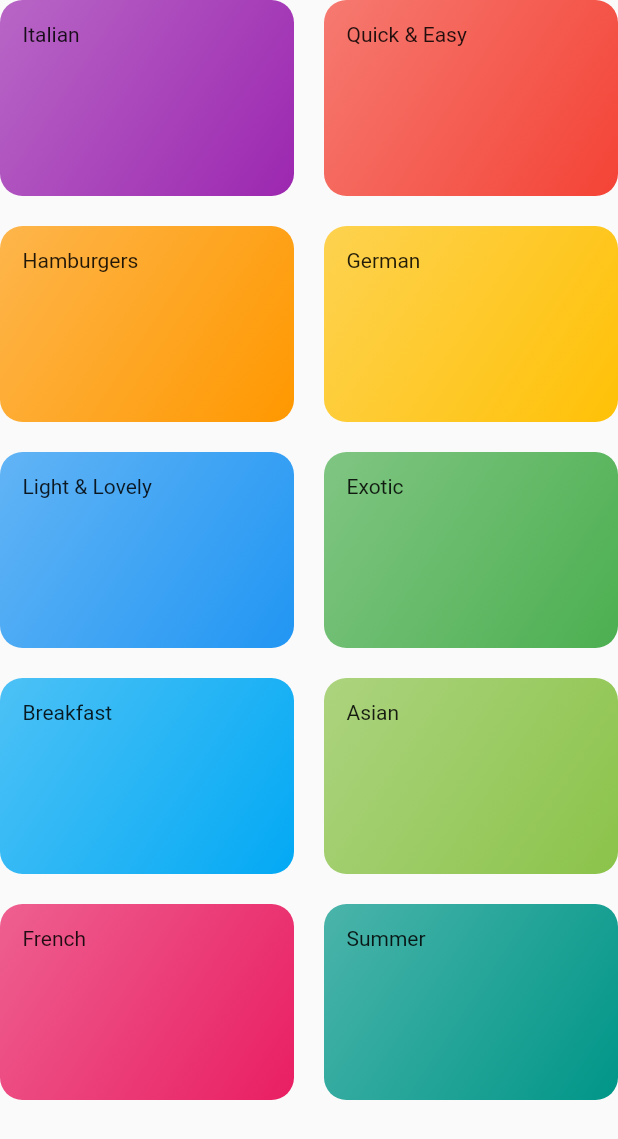
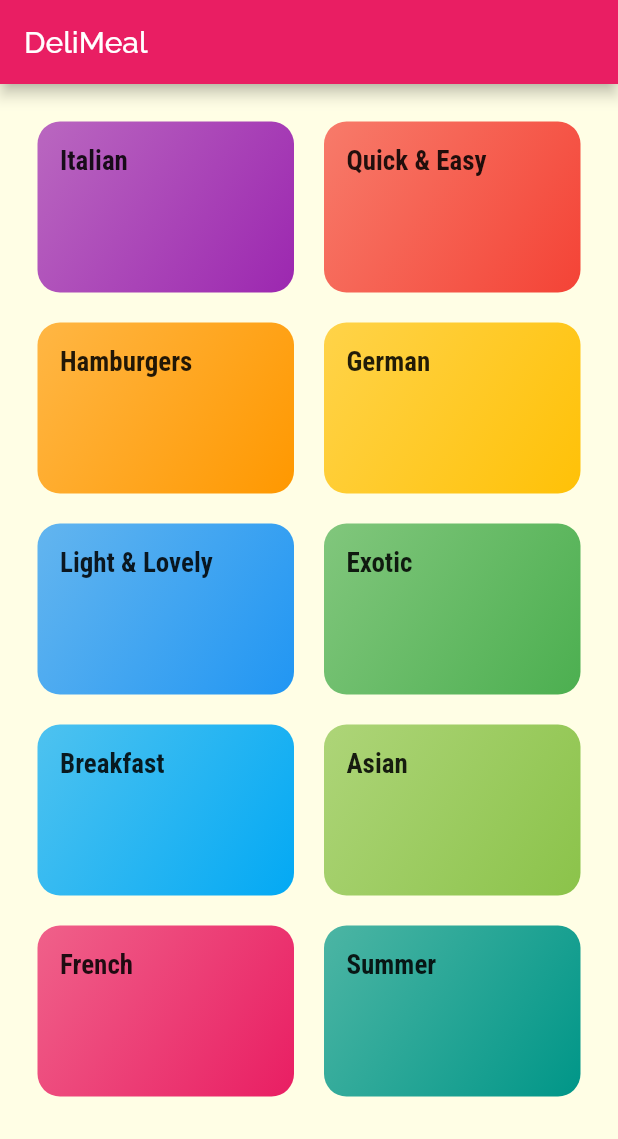
Before and after one commit to sollymay/meals_app, a Flutter app: the CategoriesScreen screen opened directly, on a phone screen of 412 x 824 dp. Shown: the top 1139 px of the screen. Run offline on Flutter 3.47's test engine with Material 2 defaults, Android fonts, the phone set to English and light mode, and no system bars.

Commit message:
added styling to the app

```diff
--- a/lib/categories_screen.dart
+++ b/lib/categories_screen.dart
@@ -5,7 +5,12 @@ import 'category_item.dart';
 class CategoriesScreen extends StatelessWidget {
   @override
   Widget build(BuildContext context) {
-    return GridView(
+    return Scaffold(
+      appBar: AppBar(
+        title: Text('DeliMeal'),
+      ),
+      body: GridView(
+        padding: const EdgeInsets.all(25),
         children: DUMMY_CATEGORIES
             .map((catData) => CategoryItem(
                   catData.title,
@@ -17,6 +22,7 @@ class CategoriesScreen extends StatelessWidget {
             childAspectRatio: 3 / 2,
             crossAxisSpacing: 20,
             mainAxisSpacing: 20),
+      ),
     );
   }
 }
--- a/lib/category_item.dart
+++ b/lib/category_item.dart
@@ -9,7 +9,10 @@ class CategoryItem extends StatelessWidget {
   Widget build(BuildContext context) {
     return Container(
       padding: EdgeInsets.all(15),
-      child: Text(title),
+      child: Text(
+        title,
+        style: Theme.of(context).textTheme.headline6,
+      ),
       decoration: BoxDecoration(
         gradient: LinearGradient(
             colors: [color.withOpacity(0.7), color],
```
Also changed, not shown: lib/main.dart (+17 -21 lines), pubspec.yaml (+18 -6 lines). Lines whose indentation alone changed are shown as unchanged.
